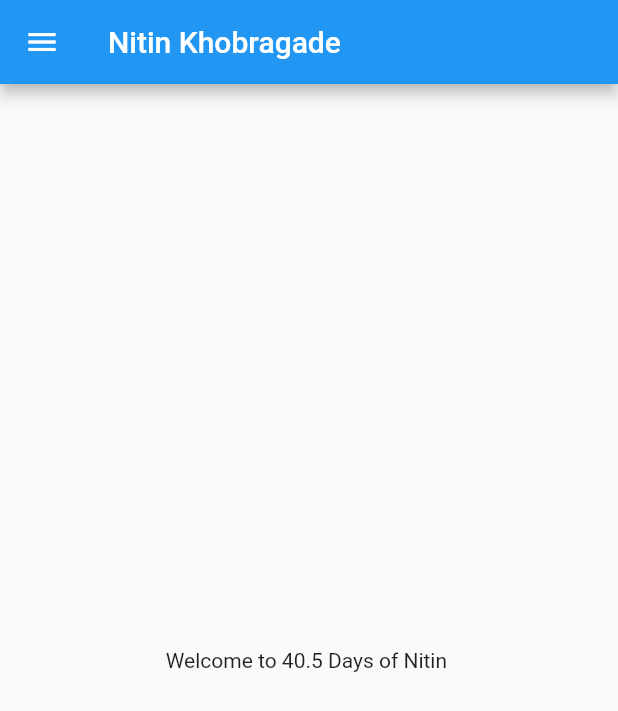
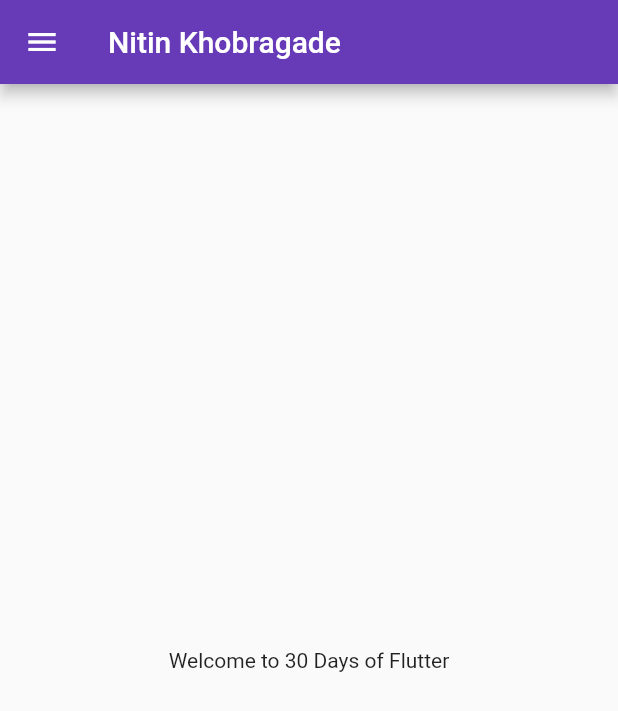
Before and after one commit to khobragadenitin/CatlogApp, a Flutter app: the HomePage screen opened directly, on a phone screen of 412 x 824 dp. Shown: the top 711 px of the screen. Run offline on Flutter 3.47's test engine with Material 2 defaults, Android fonts, the phone set to English and light mode, and no system bars.

Commit message:
Day 3 Completed

```diff
--- a/lib/home_page.dart
+++ b/lib/pages/home_page.dart
@@ -5,24 +5,22 @@ class HomePage extends StatelessWidget {
 
   @override
   Widget build(BuildContext context) {
+    return Scaffold(
 
-    double days = 40.5;
-    String name = "Nitin ";
 
-    var day = "Tuesday";
-
-    return Scaffold(
       appBar: AppBar(
         title: Text("Nitin Khobragade"),
       ),
+
         body: Center(
           child: Container(
-            child : Text("Welcome to $days Days of $name")
+            child : Text("Welcome to 30 Days of Flutter")
           ),
         ),
+
         drawer: Drawer(
-          child: Text("Nitin"),
         ),
+
       );
   }
 }
```
Also changed, not shown: lib/main.dart (+16 -2 lines), lib/pages/login_page.dart (added, +21 -0 lines).
